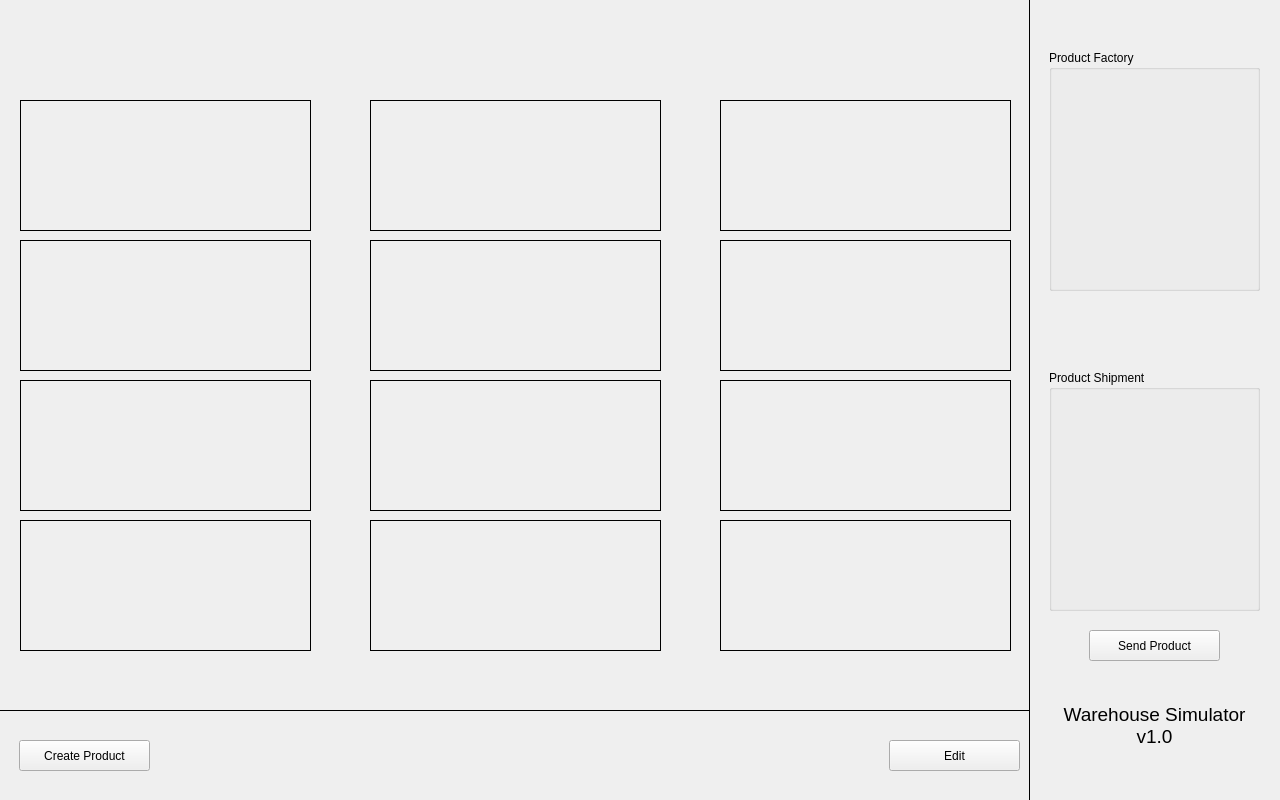
Before: the Qt Designer form src/WarehouseSimulator/qtWidgetUI/mainwindow.ui in PiotrApriasz/WarehouseSimulator, drawn with Qt 5.
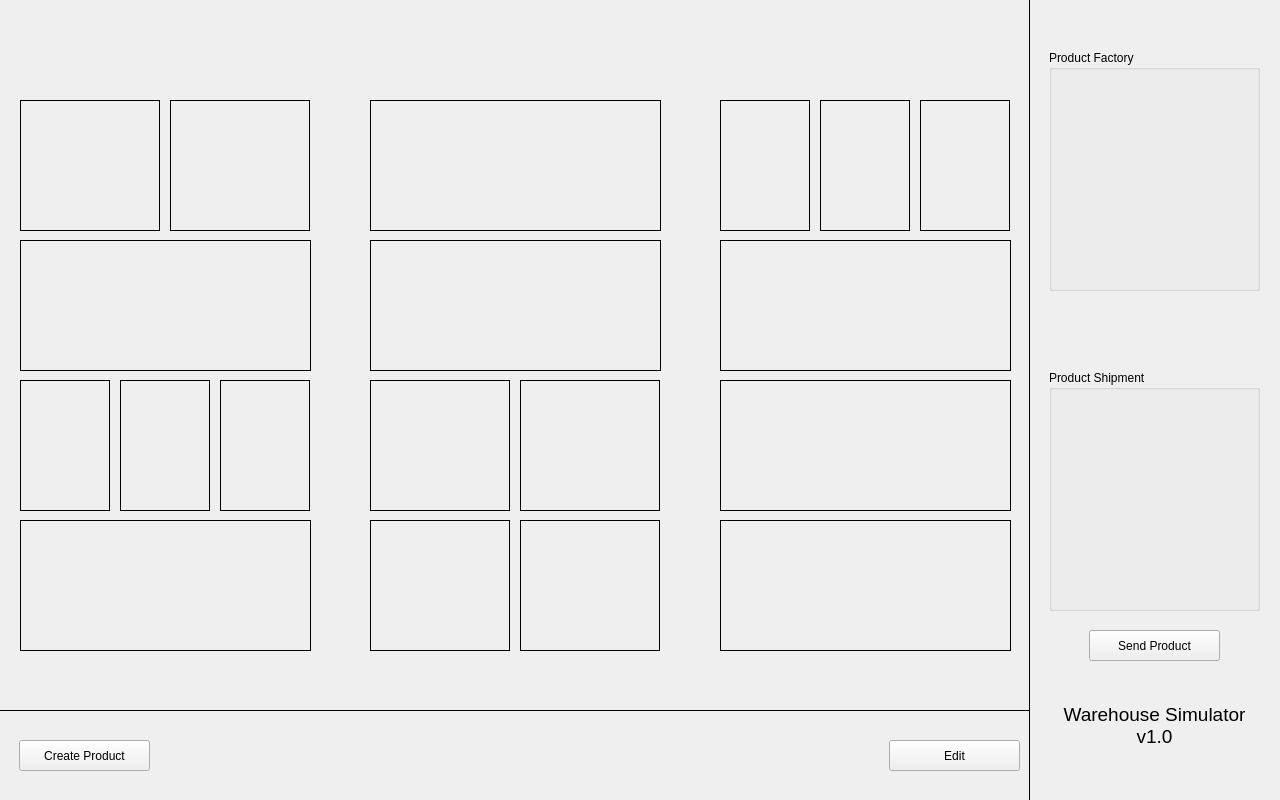
After: the same form once the commit is applied.

Commit message: Use Product class to create product widgets

What changed in the file:
```diff
--- a/src/WarehouseSimulator/qtWidgetUI/mainwindow.ui
+++ b/src/WarehouseSimulator/qtWidgetUI/mainwindow.ui
@@ -173,7 +173,7 @@
      <rect>
       <x>20</x>
       <y>100</y>
-      <width>291</width>
+      <width>140</width>
       <height>131</height>
      </rect>
     </property>
@@ -205,7 +205,7 @@
      <rect>
       <x>20</x>
       <y>380</y>
-      <width>291</width>
+      <width>90</width>
       <height>131</height>
      </rect>
     </property>
@@ -269,7 +269,7 @@
      <rect>
       <x>370</x>
       <y>380</y>
-      <width>291</width>
+      <width>140</width>
       <height>131</height>
      </rect>
     </property>
@@ -285,7 +285,7 @@
      <rect>
       <x>370</x>
       <y>520</y>
-      <width>291</width>
+      <width>140</width>
       <height>131</height>
      </rect>
     </property>
@@ -317,7 +317,7 @@
      <rect>
       <x>720</x>
       <y>100</y>
-      <width>291</width>
+      <width>90</width>
       <height>131</height>
      </rect>
     </property>
@@ -360,6 +360,118 @@
      <enum>QFrame::Plain</enum>
     </property>
    </widget>
+   <widget class="QFrame" name="war1fr2">
+    <property name="geometry">
+     <rect>
+      <x>170</x>
+      <y>100</y>
+      <width>140</width>
+      <height>131</height>
+     </rect>
+    </property>
+    <property name="frameShape">
+     <enum>QFrame::Box</enum>
+    </property>
+    <property name="frameShadow">
+     <enum>QFrame::Plain</enum>
+    </property>
+   </widget>
+   <widget class="QFrame" name="frame_15">
+    <property name="geometry">
+     <rect>
+      <x>120</x>
+      <y>380</y>
+      <width>90</width>
+      <height>131</height>
+     </rect>
+    </property>
+    <property name="frameShape">
+     <enum>QFrame::Box</enum>
+    </property>
+    <property name="frameShadow">
+     <enum>QFrame::Plain</enum>
+    </property>
+   </widget>
+   <widget class="QFrame" name="frame_16">
+    <property name="geometry">
+     <rect>
+      <x>220</x>
+      <y>380</y>
+      <width>90</width>
+      <height>131</height>
+     </rect>
+    </property>
+    <property name="frameShape">
+     <enum>QFrame::Box</enum>
+    </property>
+    <property name="frameShadow">
+     <enum>QFrame::Plain</enum>
+    </property>
+   </widget>
+   <widget class="QFrame" name="frame_17">
+    <property name="geometry">
+     <rect>
+      <x>520</x>
+      <y>520</y>
+      <width>140</width>
+      <height>131</height>
+     </rect>
+    </property>
+    <property name="frameShape">
+     <enum>QFrame::Box</enum>
+    </property>
+    <property name="frameShadow">
+     <enum>QFrame::Plain</enum>
+    </property>
+   </widget>
+   <widget class="QFrame" name="frame_18">
+    <property name="geometry">
+     <rect>
+      <x>520</x>
+      <y>380</y>
+      <width>140</width>
+      <height>131</height>
+     </rect>
+    </property>
+    <property name="frameShape">
+     <enum>QFrame::Box</enum>
+    </property>
+    <property name="frameShadow">
+     <enum>QFrame::Plain</enum>
+    </property>
+   </widget>
+   <widget class="QFrame" name="frame_19">
+    <property name="geometry">
+     <rect>
+      <x>820</x>
+      <y>100</y>
+      <width>90</width>
+      <height>131</height>
+     </rect>
+    </property>
+    <property name="frameShape">
+     <enum>QFrame::Box</enum>
+    </property>
+    <property name="frameShadow">
+     <enum>QFrame::Plain</enum>
+    </property>
+   </widget>
+   <widget class="QFrame" name="frame_20">
+    <property name="geometry">
+     <rect>
+      <x>920</x>
+      <y>100</y>
+      <width>90</width>
+      <height>131</height>
+     </rect>
+    </property>
+    <property name="frameShape">
+     <enum>QFrame::Box</enum>
+    </property>
+    <property name="frameShadow">
+     <enum>QFrame::Plain</enum>
+    </property>
+   </widget>
   </widget>
  </widget>
  <resources/>
```
Left out of the diff: 6 changed lines with no effect on the pictures. The commit also changes 16 other files.
